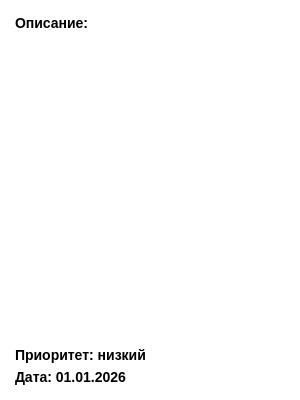
lameeer/ToDo-List, file UI/view.ui: the form before one commit.
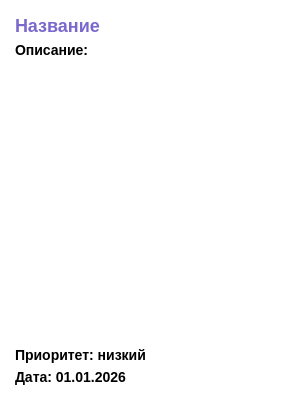
The form after the commit.

Commit message: fix: resolve ui rendering issues and data binding bugs

What changed in the file:
```diff
--- a/UI/view.ui
+++ b/UI/view.ui
@@ -22,6 +22,10 @@
     font-weight: bold;
     font-size: 14px;
 }
+QLabel#lblTaskName {
+    font-size: 18px;
+    color: #7a68ce;
+}
 QTextBrowser {
     background-color: #ffffff;
     color: #000000;
@@ -42,6 +46,13 @@
    <property name="bottomMargin">
     <number>15</number>
    </property>
+   <item>
+    <widget class="QLabel" name="lblTaskName">
+     <property name="text">
+      <string>Название</string>
+     </property>
+    </widget>
+   </item>
    <item>
     <widget class="QLabel" name="label">
      <property name="text">
```
The commit also changes 1 other file.
